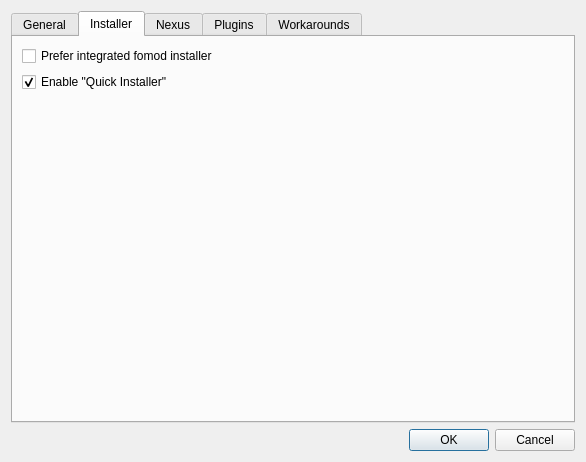
First picture: the form in modorganizer/src/settingsdialog.ui, repository Holt59/mo2-merge, before the edit.
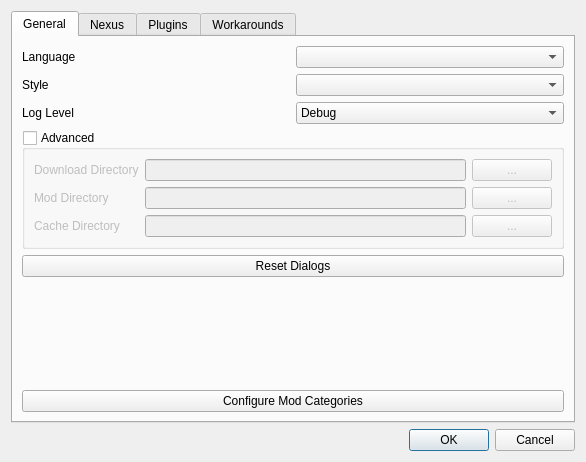
Second picture: the form after the edit. The open tabs and pages were chosen to show the change. Icons and pictures are not drawn.

Commit message: [modorganizer] - added NCC to repository - deleting files from download manager now moves them to recycle bin instead of deleting permanentyl - cleanup in installation manager - ini editor (old) can now be configured to open files in external editor - bugfix: .net check in ncc installer was broken - bugfix: mod-overwrite dialog wasn't displayed for complex installers

What changed in the file:
```diff
--- a/modorganizer/src/settingsdialog.ui
+++ b/modorganizer/src/settingsdialog.ui
@@ -240,55 +240,6 @@
        </item>
       </layout>
      </widget>
-     <widget class="QWidget" name="instalerTab">
-      <attribute name="title">
-       <string>Installer</string>
-      </attribute>
-      <layout class="QVBoxLayout" name="verticalLayout_6">
-       <item>
-        <widget class="QCheckBox" name="preferIntegratedBox">
-         <property name="toolTip">
-          <string>Choose the integrated fomod installer over the external one wherever possible.</string>
-         </property>
-         <property name="whatsThis">
-          <string>Use the integrated fomod installer if possible. This installer is only able to handle archives scripted using an xml-file (that's maybe half the fomods out there), other files are still installed using the external installer if it's available.</string>
-         </property>
-         <property name="text">
-          <string>Prefer integrated fomod installer</string>
-         </property>
-        </widget>
-       </item>
-       <item>
-        <widget class="QCheckBox" name="quickInstallerBox">
-         <property name="toolTip">
-          <string>Use a very simple installation dialog if MO recognizes the structure of the installation archive. If you prefer your life complicated, uncheck this box.</string>
-         </property>
-         <property name="whatsThis">
-          <string>Use a very simple installation dialog if MO recognizes the structure of the installation archive. If you prefer your life complicated, uncheck this box.</string>
-         </property>
-         <property name="text">
-          <string>Enable &quot;Quick Installer&quot;</string>
-         </property>
-         <property name="checked">
-          <bool>true</bool>
-         </property>
-        </widget>
-       </item>
-       <item>
-        <spacer name="verticalSpacer_4">
-         <property name="orientation">
-          <enum>Qt::Vertical</enum>
-         </property>
-         <property name="sizeHint" stdset="0">
-          <size>
-           <width>20</width>
-           <height>40</height>
-          </size>
-         </property>
-        </spacer>
-       </item>
-      </layout>
-     </widget>
      <widget class="QWidget" name="nexusTab">
       <attribute name="title">
        <string>Nexus</string>
```
The commit also changes 10 other files.
